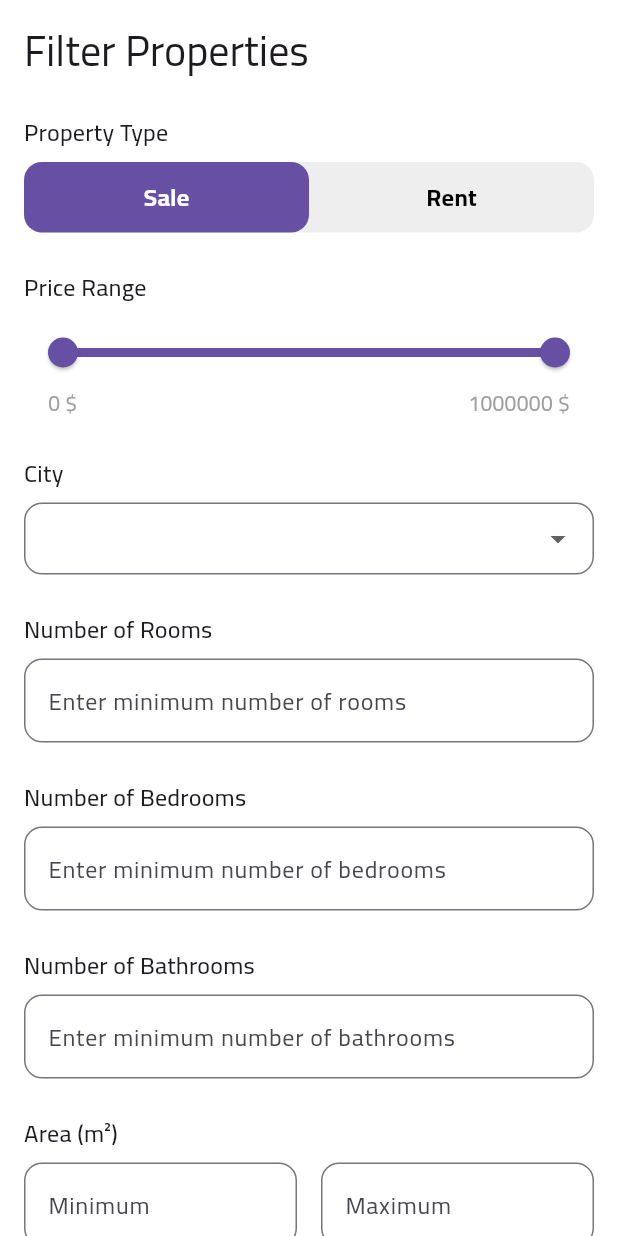
After one commit to MTSH0IT/property_app, a Flutter app: the FilterPropertyView screen opened by its route, on a phone screen of 412 x 824 dp. The commit adds this screen. Run offline on Flutter 3.47's test engine with Material 3 defaults, Android fonts, the phone set to English and light mode, and no system bars; our stand-ins replace carousel_slider, cloud_firestore, easy_localization, firebase_auth, firebase_core, flutter_bloc and 6 more; accounts and stored records are empty.

Commit message:
create filter property

```diff
--- a/lib/core/helper_functions/launchURL.dart
+++ b/lib/core/helper_functions/launchURL.dart
@@ -1,8 +1,10 @@
+import 'package:flutter/material.dart';
+import 'package:property_app/core/helper_functions/build_snack_bar_message.dart';
 import 'package:url_launcher/url_launcher.dart';
 
-Future<void> launchURL(String url) async {
+Future<void> buildlaunchURL(BuildContext context, String url) async {
   final Uri uri = Uri.parse(url);
   if (!await launchUrl(uri, mode: LaunchMode.externalApplication)) {
-    throw Exception('Could not launch $url');
+    buildSnackBarMessage(context, 'Could not launch $url', Colors.red);
   }
 }
--- a/lib/core/helper_functions/on_generate_routes.dart
+++ b/lib/core/helper_functions/on_generate_routes.dart
@@ -4,6 +4,7 @@ import 'package:property_app/features/app_info/presentation/view/app_info_view.d
 import 'package:property_app/features/auth/presentation/views/login_view.dart';
 import 'package:property_app/features/auth/presentation/views/signup_view.dart';
 import 'package:property_app/features/favourites/presentation/view/favourites_view.dart';
+import 'package:property_app/features/filter_property/presentation/view/filter_property_view.dart';
 import 'package:property_app/features/main_view.dart/presentation/views/main_view.dart';
 import 'package:property_app/features/onboardind/presentation/view/onboarding_view.dart';
 import 'package:property_app/features/profile/presentation/views/profile_view.dart';
@@ -34,7 +35,10 @@ Route<dynamic> onGenerateRoutes(RouteSettings settings) {
       return MaterialPageRoute(builder: (context) => const AppInfoView());
     case FavouritesView.routeName:
       return MaterialPageRoute(builder: (context) => const FavouritesView());
-
+    case FilterPropertyView.routeName:
+      return MaterialPageRoute(
+        builder: (context) => const FilterPropertyView(),
+      );
     default:
       return MaterialPageRoute(
         builder:
--- /dev/null
+++ b/lib/features/add_property/presentation/views/widgets/type_property.dart
@@ -0,0 +1,93 @@
+import 'package:easy_localization/easy_localization.dart';
+import 'package:flutter/material.dart';
+
+class TypeProperty extends StatefulWidget {
+  const TypeProperty({super.key, required this.onChanged});
+  final ValueChanged<String> onChanged;
+
+  @override
+  State<TypeProperty> createState() => _TypePropertyState();
+}
+
+class _TypePropertyState extends State<TypeProperty> {
+  String selectedType = 'add_property.type.sale'.tr();
+  @override
+  Widget build(BuildContext context) {
+    return Container(
+      decoration: BoxDecoration(
+        color: Colors.grey[200],
+        borderRadius: BorderRadius.circular(12),
+      ),
+      child: Row(
+        children: [
+          Expanded(
+            child: GestureDetector(
+              onTap: () {
+                setState(() {
+                  selectedType = 'add_property.type.sale'.tr();
+                  widget.onChanged(selectedType);
+                });
+              },
+              child: Container(
+                padding: const EdgeInsets.symmetric(vertical: 12),
+                decoration: BoxDecoration(
+                  color:
+                      selectedType == 'add_property.type.sale'.tr()
+                          ? Theme.of(context).primaryColor
+                          : Colors.transparent,
+                  borderRadius: BorderRadius.circular(12),
+                ),
+                child: Center(
+                  child: Text(
+                    'add_property.type.sale'.tr(),
+                    style: TextStyle(
+                      color:
+                          selectedType == 'add_property.type.sale'.tr()
+                              ? Colors.white
+                              : Colors.black,
+                      fontWeight: FontWeight.bold,
+                      fontSize: 16,
+                    ),
+                  ),
+                ),
+              ),
+            ),
+          ),
+          Expanded(
+            child: GestureDetector(
+              onTap: () {
+                setState(() {
+                  selectedType = 'add_property.type.rent'.tr();
+                  widget.onChanged(selectedType);
+                });
+              },
+              child: Container(
+                padding: const EdgeInsets.symmetric(vertical: 12),
+                decoration: BoxDecoration(
+                  color:
+                      selectedType == 'add_property.type.rent'.tr()
+                          ? Theme.of(context).primaryColor
+                          : Colors.transparent,
+                  borderRadius: BorderRadius.circular(12),
+                ),
+                child: Center(
+                  child: Text(
+                    'add_property.type.rent'.tr(),
+                    style: TextStyle(
+                      color:
+                          selectedType == 'add_property.type.rent'.tr()
+                              ? Colors.white
+                              : Colors.black,
+                      fontWeight: FontWeight.bold,
+                      fontSize: 16,
+                    ),
+                  ),
+                ),
+              ),
+            ),
+          ),
+        ],
+      ),
+    );
+  }
+}
--- a/lib/features/app_info/presentation/view/widgets/app_info_body.dart
+++ b/lib/features/app_info/presentation/view/widgets/app_info_body.dart
@@ -53,21 +53,21 @@ class AppInfoBody extends StatelessWidget {
             icon: Icons.phone,
             title: 'app_info.contact.phone'.tr(),
             supTitle: '09123456789',
-            onTap: () => launchURL('tel:09123456789'),
+            onTap: () => buildlaunchURL(context, 'tel:09123456789'),
           ),
           const SizedBox(height: 16),
           CardItem(
             icon: Icons.email,
             title: 'app_info.contact.email'.tr(),
             supTitle: 'info@propertyapp.com',
-            onTap: () => launchURL('mailto:info@propertyapp.com'),
+            onTap: () => buildlaunchURL(context, 'mailto:info@propertyapp.com'),
           ),
           const SizedBox(height: 16),
           CardItem(
             icon: Icons.language,
             title: 'app_info.contact.address'.tr(),
             supTitle: 'www.propertyapp.com',
-            onTap: () => launchURL('https://www.propertyapp.com'),
+            onTap: () => buildlaunchURL(context, 'https://www.propertyapp.com'),
           ),
           const SizedBox(height: 40),
           Text(
--- /dev/null
+++ b/lib/features/filter_property/presentation/view/filter_property_view.dart
@@ -0,0 +1,12 @@
+import 'package:flutter/material.dart';
+import 'package:property_app/features/filter_property/presentation/view/widgets/filter_property_view_body.dart';
+
+class FilterPropertyView extends StatelessWidget {
+  const FilterPropertyView({super.key});
+  static const String routeName = 'filter-property';
+
+  @override
+  Widget build(BuildContext context) {
+    return Scaffold(body: SafeArea(child: FilterPropertyViewBody()));
+  }
+}
--- /dev/null
+++ b/lib/features/filter_property/presentation/view/widgets/city_dropdown_field.dart
@@ -0,0 +1,37 @@
+import 'package:flutter/material.dart';
+
+class CityDropdownField extends StatelessWidget {
+  const CityDropdownField({
+    super.key,
+    required this.selectedCity,
+    required this.onChanged,
+  });
+
+  final String? selectedCity;
+  final ValueChanged<String?> onChanged;
+
+  static const List<String> cities = [
+    'دمشق',
+    'حلب',
+    'حمص',
+    'حماة',
+    'اللاذقية',
+    'طرطوس',
+  ];
+
+  @override
+  Widget build(BuildContext context) {
+    return DropdownButtonFormField<String>(
+      value: selectedCity,
+      decoration: InputDecoration(
+        border: OutlineInputBorder(borderRadius: BorderRadius.circular(12)),
+        contentPadding: const EdgeInsets.symmetric(horizontal: 16),
+      ),
+      items:
+          cities.map((String city) {
+            return DropdownMenuItem<String>(value: city, child: Text(city));
+          }).toList(),
+      onChanged: onChanged,
+    );
+  }
+}
--- /dev/null
+++ b/lib/features/filter_property/presentation/view/widgets/filter_property_view_body.dart
@@ -0,0 +1,250 @@
+import 'package:flutter/material.dart';
+import 'package:easy_localization/easy_localization.dart';
+import 'package:property_app/features/add_property/presentation/views/widgets/type_property.dart';
+import 'package:property_app/features/filter_property/presentation/view/widgets/city_dropdown_field.dart';
+import 'package:property_app/features/filter_property/presentation/view/widgets/number_input_field.dart';
+
+class FilterPropertyViewBody extends StatefulWidget {
+  const FilterPropertyViewBody({super.key});
+
+  @override
+  State<FilterPropertyViewBody> createState() => _FilterPropertyViewBodyState();
+}
+
+class _FilterPropertyViewBodyState extends State<FilterPropertyViewBody> {
+  String selectedType = 'للبيع';
+  RangeValues priceRange = const RangeValues(0, 1000000);
+  int? minPrice;
+  int? maxPrice;
+  String? selectedCity;
+  int? minRooms;
+  int? minBedrooms;
+  int? minBathrooms;
+  int? minArea;
+  int? maxArea;
+  final TextEditingController minRoomsController = TextEditingController();
+  final TextEditingController minBedroomsController = TextEditingController();
+  final TextEditingController minBathroomsController = TextEditingController();
+  final TextEditingController minAreaController = TextEditingController();
+  final TextEditingController maxAreaController = TextEditingController();
+
+  @override
+  Widget build(BuildContext context) {
+    return SingleChildScrollView(
+      child: Padding(
+        padding: const EdgeInsets.all(16.0),
+        child: Column(
+          crossAxisAlignment: CrossAxisAlignment.start,
+          children: [
+            Text(
+              'filter.title'.tr(),
+              style: Theme.of(context).textTheme.headlineMedium,
+            ),
+            const SizedBox(height: 24),
+
+            // نوع العقار
+            Text(
+              'filter.property_type'.tr(),
+              style: Theme.of(context).textTheme.titleMedium,
+            ),
+            const SizedBox(height: 8),
+            TypeProperty(
+              onChanged: (value) {
+                setState(() {
+                  selectedType = value;
+                });
+              },
+            ),
+            const SizedBox(height: 24),
+
+            // نطاق السعر
+            Text(
+              'filter.price_range'.tr(),
+              style: Theme.of(context).textTheme.titleMedium,
+            ),
+            const SizedBox(height: 8),
+            RangeSlider(
+              values: priceRange,
+              min: 0,
+              max: 1000000,
+              divisions: 100,
+              labels: RangeLabels(
+                '${priceRange.start.round()} \$',
+                '${priceRange.end.round()} \$',
+              ),
+              onChanged: (RangeValues values) {
+                setState(() {
+                  priceRange = values;
+                  minPrice = priceRange.start.round();
+                  maxPrice = priceRange.end.round();
+                });
+              },
+            ),
+            Padding(
+              padding: const EdgeInsets.symmetric(horizontal: 16),
+              child: Row(
+                mainAxisAlignment: MainAxisAlignment.spaceBetween,
+                children: [
+                  Text(
+                    '${priceRange.start.round()} \$',
+                    style: Theme.of(context).textTheme.bodyMedium?.copyWith(
+                      color: Colors.grey,
+                      fontWeight: FontWeight.w500,
+                    ),
+                  ),
+                  Text(
+                    '${priceRange.end.round()} \$',
+                    style: Theme.of(context).textTheme.bodyMedium?.copyWith(
+                      color: Colors.grey,
+                      fontWeight: FontWeight.w500,
+                    ),
+                  ),
+                ],
+              ),
+            ),
+            const SizedBox(height: 24),
+
+            // المدينة
+            Text(
+              'filter.city'.tr(),
+              style: Theme.of(context).textTheme.titleMedium,
+            ),
+            const SizedBox(height: 8),
+            CityDropdownField(
+              selectedCity: selectedCity,
+              onChanged: (String? newValue) {
+                setState(() {
+                  selectedCity = newValue;
+                });
+              },
+            ),
+            const SizedBox(height: 24),
+
+            // عدد الغرف
+            Text(
+              'filter.rooms'.tr(),
+              style: Theme.of(context).textTheme.titleMedium,
+            ),
+            const SizedBox(height: 8),
+            NumberInputField(
+              hintText: 'filter.min_rooms'.tr(),
+              onChanged: (value) {
+                setState(() {
+                  minRoomsController.text = value;
+                });
+              },
+            ),
+            const SizedBox(height: 24),
+
+            // عدد غرف النوم
+            Text(
+              'filter.bedrooms'.tr(),
+              style: Theme.of(context).textTheme.titleMedium,
+            ),
+            const SizedBox(height: 8),
+            NumberInputField(
+              hintText: 'filter.min_bedrooms'.tr(),
+              onChanged: (value) {
+                setState(() {
+                  minBedroomsController.text = value;
+                });
+              },
+            ),
+            const SizedBox(height: 24),
+
+            // عدد الحمامات
+            Text(
+              'filter.bathrooms'.tr(),
+              style: Theme.of(context).textTheme.titleMedium,
+            ),
+            const SizedBox(height: 8),
+            NumberInputField(
+              hintText: 'filter.min_bathrooms'.tr(),
+              onChanged: (value) {
+                setState(() {
+                  minBathroomsController.text = value;
+                });
+              },
+            ),
+            const SizedBox(height: 24),
+
+            // المساحة
+            Text(
+              'filter.area'.tr(),
+              style: Theme.of(context).textTheme.titleMedium,
+            ),
+            const SizedBox(height: 8),
+            Row(
+              children: [
+                Expanded(
+                  child: NumberInputField(
+                    hintText: 'filter.min_area'.tr(),
+                    onChanged: (value) {
+                      setState(() {
+                        minAreaController.text = value;
+                      });
+                    },
+                  ),
+                ),
+                const SizedBox(width: 16),
+                Expanded(
+                  child: NumberInputField(
+                    hintText: 'filter.max_area'.tr(),
+                    onChanged: (value) {
+                      setState(() {
+                        maxAreaController.text = value;
+                      });
+                    },
+                  ),
+                ),
+              ],
+            ),
+            const SizedBox(height: 32),
+
+            // زر البحث
+            SizedBox(
+              width: double.infinity,
+              child: ElevatedButton(
+                onPressed: () {
+                  Navigator.pop(context, {
+                    'city': selectedCity,
+                    'minBathrooms': minBathrooms,
+                    'minArea': minArea,
+                    'maxArea': maxArea,
+                    'minRooms': minRooms,
+                    'minBedrooms': minBedrooms,
+                    'minPrice': minPrice,
+                    'maxPrice': maxPrice,
+                    'type': selectedType,
+                  });
+                },
+                style: ElevatedButton.styleFrom(
+                  padding: const EdgeInsets.symmetric(vertical: 16),
+                  shape: RoundedRectangleBorder(
+                    borderRadius: BorderRadius.circular(12),
+                  ),
+                ),
+                child: Text(
+                  'filter.search'.tr(),
+                  style: Theme.of(
+                    context,
+                  ).textTheme.titleLarge?.copyWith(fontWeight: FontWeight.bold),
+                ),
+              ),
+            ),
+          ],
+        ),
+      ),
+    );
+  }
+
+  @override
+  void dispose() {
+    minRoomsController.dispose();
+    minBedroomsController.dispose();
+    minBathroomsController.dispose();
+    minAreaController.dispose();
+    maxAreaController.dispose();
+    super.dispose();
+  }
+}
--- /dev/null
+++ b/lib/features/filter_property/presentation/view/widgets/number_input_field.dart
@@ -0,0 +1,24 @@
+import 'package:flutter/material.dart';
+
+class NumberInputField extends StatelessWidget {
+  const NumberInputField({
+    super.key,
+    required this.hintText,
+    required this.onChanged,
+  });
+
+  final String hintText;
+  final ValueChanged<String> onChanged;
+
+  @override
+  Widget build(BuildContext context) {
+    return TextFormField(
+      keyboardType: TextInputType.number,
+      decoration: InputDecoration(
+        border: OutlineInputBorder(borderRadius: BorderRadius.circular(12)),
+        hintText: hintText,
+      ),
+      onChanged: onChanged,
+    );
+  }
+}
--- a/lib/features/property_details/presentation/views/widgets/card_call.dart
+++ b/lib/features/property_details/presentation/views/widgets/card_call.dart
@@ -1,5 +1,5 @@
 import 'package:flutter/material.dart';
-import 'package:url_launcher/url_launcher.dart';
+import 'package:property_app/core/helper_functions/launchURL.dart';
 
 class CardCall extends StatelessWidget {
   const CardCall({super.key, required this.phone, required this.price});
@@ -42,7 +42,7 @@ class CardCall extends StatelessWidget {
             height: 50,
             child: ElevatedButton(
               onPressed: () {
-                launchUrl(Uri.parse('tel:$phone'));
+                buildlaunchURL(context, 'tel:$phone');
               },
               style: ElevatedButton.styleFrom(
                 backgroundColor: Colors.deepPurple,
```
Also changed, not shown: assets/translations/ar.json (+16 -0 lines), assets/translations/en.json (+24 -8 lines), lib/features/add_property/presentation/views/widgets/add_property_view_body.dart (+2 -92 lines), lib/features/main_view.dart/presentation/views/widgets/custom_app_bar.dart (+14 -1 lines).
